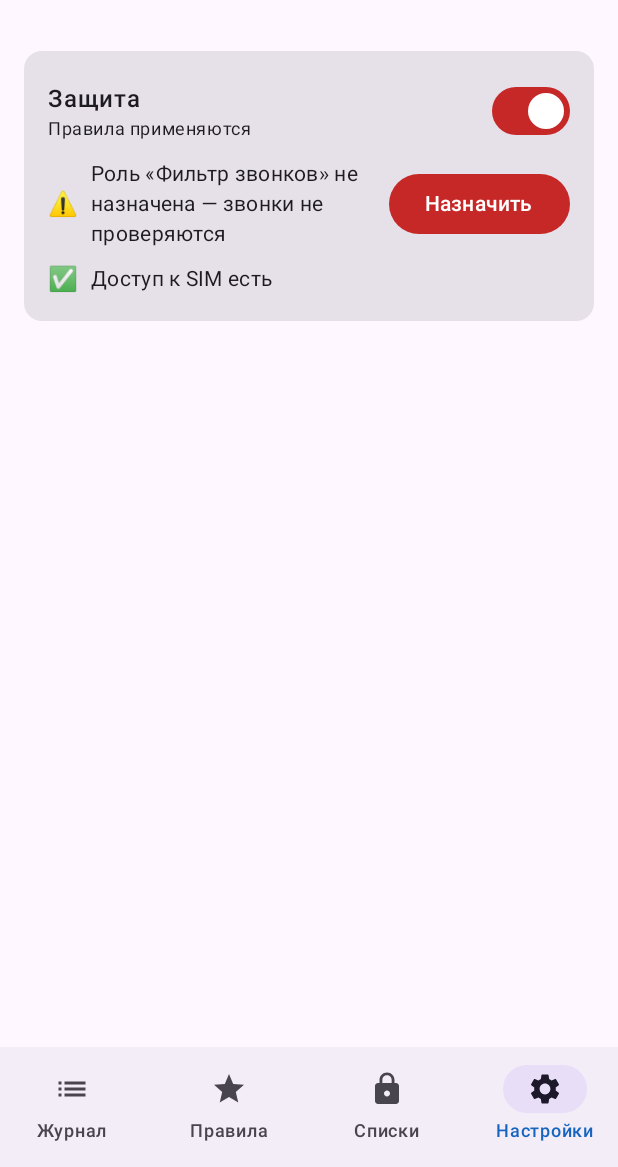
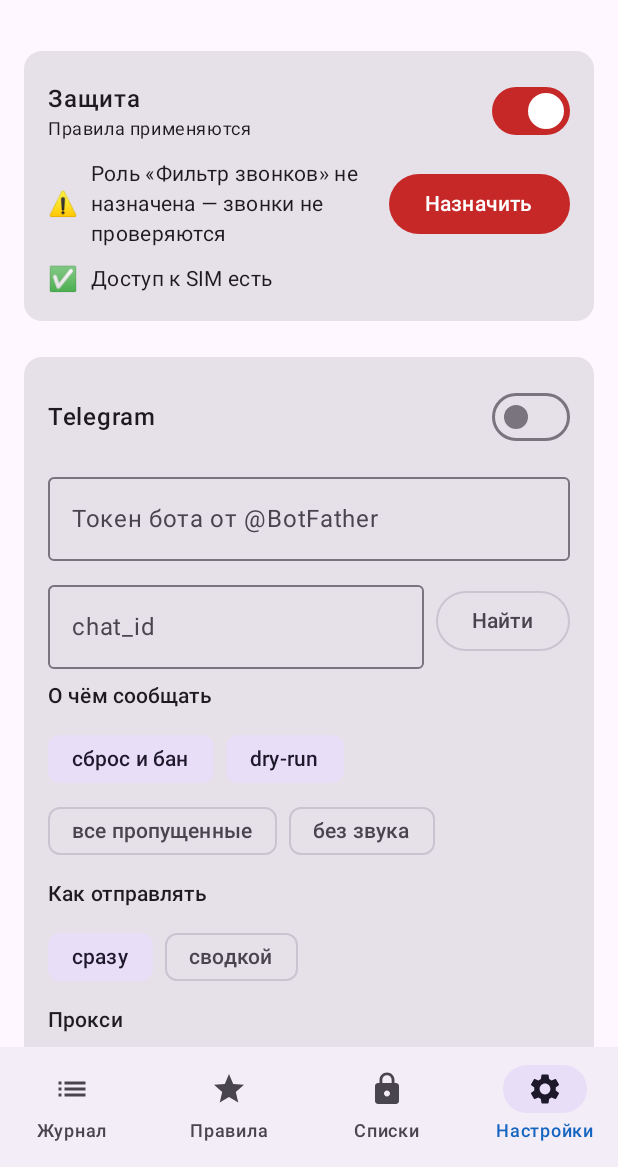
Before and after one commit to BlkDem/autoban, an Android app built with Jetpack Compose: the screen it shows after launch (MainActivity), item 4 of the bottom bar chosen, on a phone screen of 412 x 824 dp, the part 69-1236 px from its top. Run offline under Robolectric (Android 15) with nearby library versions, the phone set to English and light mode, and no system bars.

Commit message:
Stage 3: Telegram notifications
- Bot token encrypted with Android Keystore (AES-GCM), never bundled in APK
- chat_id discovery via getUpdates, test message, retry failed
- Instant or digest delivery through WorkManager with backoff, HTTP/SOCKS proxy
- Event filter: rejected/banned, dry-run, all allowed; silent mode

Co-Authored-By: Claude Opus 5.5 <noreply@anthropic.com>

```diff
--- a/app/build.gradle.kts
+++ b/app/build.gradle.kts
@@ -29,5 +29,6 @@ dependencies {
     implementation(libs.compose.material3)
     implementation(libs.compose.icons)
     implementation(libs.kotlinx.serialization.json)
+    implementation(libs.androidx.work)
     testImplementation(libs.junit)
 }
--- a/app/src/main/AndroidManifest.xml
+++ b/app/src/main/AndroidManifest.xml
@@ -2,6 +2,7 @@
 <manifest xmlns:android="http://schemas.android.com/apk/res/android">
 
     <uses-permission android:name="android.permission.READ_PHONE_STATE" />
+    <uses-permission android:name="android.permission.INTERNET" />
 
     <application
         android:name=".AutobanApp"
--- a/app/src/main/java/com/blkdem/autoban/AutobanApp.kt
+++ b/app/src/main/java/com/blkdem/autoban/AutobanApp.kt
@@ -5,12 +5,18 @@ import android.content.Context
 import com.blkdem.autoban.data.Repository
 import com.blkdem.autoban.data.Settings
 import com.blkdem.autoban.screening.ScreeningProcessor
+import com.blkdem.autoban.telegram.TelegramNotifier
+import com.blkdem.autoban.telegram.TelegramSettings
 
 class AutobanApp : Application() {
 
     val repository by lazy { Repository(this) }
     val settings by lazy { Settings(this) }
-    val processor by lazy { ScreeningProcessor(this, repository, settings) }
+    val telegramSettings by lazy { TelegramSettings(settings) }
+    val telegram by lazy { TelegramNotifier(this, repository, telegramSettings) }
+    val processor by lazy {
+        ScreeningProcessor(this, repository, settings).also { p -> p.addListener { telegram.onEvent(it) } }
+    }
 
     companion object {
         fun from(context: Context) = context.applicationContext as AutobanApp
--- a/app/src/main/java/com/blkdem/autoban/MainActivity.kt
+++ b/app/src/main/java/com/blkdem/autoban/MainActivity.kt
@@ -53,7 +53,9 @@ import com.blkdem.autoban.ui.ListsScreen
 import com.blkdem.autoban.ui.RuleEditor
 import com.blkdem.autoban.ui.RulesScreen
 import com.blkdem.autoban.ui.TesterDialog
+import com.blkdem.autoban.ui.JournalSettingsCard
 import com.blkdem.autoban.ui.StatusCard
+import com.blkdem.autoban.ui.TelegramCard
 import com.blkdem.autoban.ui.SystemStatus
 
 class MainActivity : ComponentActivity() {
@@ -151,6 +153,16 @@ class MainActivity : ComponentActivity() {
                         StatusCard(status, protection, ::requestRole,
                             { permRequest.launch(Manifest.permission.READ_PHONE_STATE) },
                             { app.settings.protectionEnabled = it })
+                        TelegramCard(
+                            app.telegramSettings,
+                            onSaved = { thread { app.telegram.schedule() } },
+                            onRetryFailed = { thread { app.repository.retryFailedTg(); app.telegram.schedule() } },
+                        )
+                        JournalSettingsCard(
+                            retentionDays = remember(settingsChanges) { app.settings.retentionDays },
+                            onRetention = { app.settings.retentionDays = it },
+                            onClear = { thread { app.repository.clearEvents() } },
+                        )
                     }
                 }
             }
--- /dev/null
+++ b/app/src/main/java/com/blkdem/autoban/telegram/TelegramSettings.kt
@@ -0,0 +1,76 @@
+package com.blkdem.autoban.telegram
+
+import com.blkdem.autoban.data.CallEvent
+import com.blkdem.autoban.data.Settings
+import com.blkdem.autoban.rules.Action
+
+/** Настройки Telegram. Токен хранится зашифрованным (см. [SecretStore]). */
+class TelegramSettings(private val settings: Settings) {
+    private val p get() = settings.raw
+
+    enum class Mode { INSTANT, DIGEST }
+
+    data class Snapshot(
+        val enabled: Boolean,
+        val token: String?,
+        val chatId: String,
+        val notifyRejected: Boolean,
+        val notifyDryRun: Boolean,
+        val notifyAllowed: Boolean,
+        val silent: Boolean,
+        val mode: Mode,
+        val digestMinutes: Int,
+        val proxy: TelegramClient.ProxyConfig,
+    ) {
+        val configured get() = !token.isNullOrBlank() && chatId.isNotBlank()
+
+        /** Нужно ли сообщать об этом событии. */
+        fun wants(e: CallEvent): Boolean = enabled && configured && when {
+            e.action != Action.ALLOW -> notifyRejected
+            e.dryRun != null -> notifyDryRun || notifyAllowed
+            else -> notifyAllowed
+        }
+
+        fun client() = TelegramClient(token!!, proxy)
+    }
+
+    fun snapshot() = Snapshot(
+        enabled = p.getBoolean("tg_enabled", false),
+        token = p.getString("tg_token", null)?.let(SecretStore::decrypt),
+        chatId = p.getString("tg_chat", "").orEmpty(),
+        notifyRejected = p.getBoolean("tg_rejected", true),
+        notifyDryRun = p.getBoolean("tg_dry", true),
+        notifyAllowed = p.getBoolean("tg_allowed", false),
+        silent = p.getBoolean("tg_silent", false),
+        mode = runCatching { Mode.valueOf(p.getString("tg_mode", "INSTANT")!!) }.getOrDefault(Mode.INSTANT),
+        digestMinutes = p.getInt("tg_digest_min", 30),
+        proxy = TelegramClient.ProxyConfig(
+            type = runCatching { TelegramClient.ProxyConfig.Type.valueOf(p.getString("tg_proxy_type", "NONE")!!) }
+                .getOrDefault(TelegramClient.ProxyConfig.Type.NONE),
+            host = p.getString("tg_proxy_host", "").orEmpty(),
+            port = p.getInt("tg_proxy_port", 1080),
+        ),
+    )
+
+    fun hasToken() = p.contains("tg_token")
+
+    fun save(s: Snapshot, newToken: String?) {
+        p.edit().apply {
+            putBoolean("tg_enabled", s.enabled)
+            if (newToken != null) {
+                if (newToken.isBlank()) remove("tg_token") else putString("tg_token", SecretStore.encrypt(newToken.trim()))
+            }
+            putString("tg_chat", s.chatId.trim())
+            putBoolean("tg_rejected", s.notifyRejected)
+            putBoolean("tg_dry", s.notifyDryRun)
+            putBoolean("tg_allowed", s.notifyAllowed)
+            putBoolean("tg_silent", s.silent)
+            putString("tg_mode", s.mode.name)
+            putInt("tg_digest_min", s.digestMinutes.coerceIn(5, 24 * 60))
+            putString("tg_proxy_type", s.proxy.type.name)
+            putString("tg_proxy_host", s.proxy.host.trim())
+            putInt("tg_proxy_port", s.proxy.port)
+        }.apply()
+        settings.notifyChanged()
+    }
+}
--- a/app/src/main/java/com/blkdem/autoban/ui/SettingsScreen.kt
+++ b/app/src/main/java/com/blkdem/autoban/ui/SettingsScreen.kt
@@ -12,6 +12,8 @@ import androidx.compose.material3.OutlinedButton
 import androidx.compose.material3.Switch
 import androidx.compose.material3.Text
 import androidx.compose.runtime.Composable
+import androidx.compose.runtime.getValue
+import androidx.compose.runtime.setValue
 import androidx.compose.ui.Alignment
 import androidx.compose.ui.Modifier
 import androidx.compose.ui.text.font.FontWeight
@@ -65,6 +67,34 @@ fun StatusCard(
 }
 
 @Composable
+fun JournalSettingsCard(retentionDays: Int, onRetention: (Int) -> Unit, onClear: () -> Unit, extra: @Composable () -> Unit = {}) {
+    var text by androidx.compose.runtime.remember(retentionDays) { androidx.compose.runtime.mutableStateOf(retentionDays.toString()) }
+    var confirm by androidx.compose.runtime.remember { androidx.compose.runtime.mutableStateOf(false) }
+    Card(Modifier.fillMaxWidth().padding(horizontal = 16.dp, vertical = 8.dp)) {
+        Column(Modifier.padding(16.dp), verticalArrangement = Arrangement.spacedBy(8.dp)) {
+            Text("Журнал", fontWeight = FontWeight.SemiBold)
+            Row(verticalAlignment = Alignment.CenterVertically, horizontalArrangement = Arrangement.spacedBy(8.dp)) {
+                androidx.compose.material3.OutlinedTextField(
+                    text, { t -> text = t.filter(Char::isDigit).take(4); text.toIntOrNull()?.let(onRetention) },
+                    label = { Text("Хранить, дней (0 — всегда)") }, singleLine = true, modifier = Modifier.weight(1f),
+                )
+                OutlinedButton(onClick = { confirm = true }) { Text("Очистить") }
+            }
+            extra()
+        }
+    }
+    if (confirm) {
+        androidx.compose.material3.AlertDialog(
+            onDismissRequest = { confirm = false },
+            title = { Text("Очистить журнал?") },
+            text = { Text("Списки и правила останутся.") },
+            confirmButton = { androidx.compose.material3.TextButton({ confirm = false; onClear() }) { Text("Очистить") } },
+            dismissButton = { androidx.compose.material3.TextButton({ confirm = false }) { Text("Отмена") } },
+        )
+    }
+}
+
+@Composable
 private fun StatusLine(ok: Boolean, text: String, action: String?, onAction: () -> Unit) {
     Row(verticalAlignment = Alignment.CenterVertically, horizontalArrangement = Arrangement.spacedBy(8.dp)) {
         Text(if (ok) "✅" else "⚠️")
--- /dev/null
+++ b/app/src/main/java/com/blkdem/autoban/ui/TelegramCard.kt
@@ -0,0 +1,153 @@
+package com.blkdem.autoban.ui
+
+import androidx.compose.foundation.layout.Arrangement
+import androidx.compose.foundation.layout.Column
+import androidx.compose.foundation.layout.ExperimentalLayoutApi
+import androidx.compose.foundation.layout.FlowRow
+import androidx.compose.foundation.layout.Row
+import androidx.compose.foundation.layout.fillMaxWidth
+import androidx.compose.foundation.layout.padding
+import androidx.compose.foundation.text.KeyboardOptions
+import androidx.compose.material3.Button
+import androidx.compose.material3.Card
+import androidx.compose.material3.FilterChip
+import androidx.compose.material3.MaterialTheme
+import androidx.compose.material3.OutlinedButton
+import androidx.compose.material3.OutlinedTextField
+import androidx.compose.material3.Switch
+import androidx.compose.material3.Text
+import androidx.compose.runtime.Composable
+import androidx.compose.runtime.getValue
+import androidx.compose.runtime.mutableStateOf
+import androidx.compose.runtime.remember
+import androidx.compose.runtime.rememberCoroutineScope
+import androidx.compose.runtime.setValue
+import androidx.compose.ui.Alignment
+import androidx.compose.ui.Modifier
+import androidx.compose.ui.text.font.FontWeight
+import androidx.compose.ui.text.input.KeyboardType
+import androidx.compose.ui.text.input.PasswordVisualTransformation
+import androidx.compose.ui.unit.dp
+import com.blkdem.autoban.telegram.TelegramClient
+import com.blkdem.autoban.telegram.TelegramFormat
+import com.blkdem.autoban.telegram.TelegramSettings
+import kotlinx.coroutines.Dispatchers
+import kotlinx.coroutines.launch
+import kotlinx.coroutines.withContext
+
+@OptIn(ExperimentalLayoutApi::class)
+@Composable
+fun TelegramCard(settings: TelegramSettings, onSaved: () -> Unit, onRetryFailed: () -> Unit) {
+    val initial = remember { settings.snapshot() }
+    var s by remember { mutableStateOf(initial) }
+    var token by remember { mutableStateOf("") }
+    var hasToken by remember { mutableStateOf(settings.hasToken()) }
+    var portText by remember { mutableStateOf(initial.proxy.port.toString()) }
+    var digestText by remember { mutableStateOf(initial.digestMinutes.toString()) }
+    var status by remember { mutableStateOf<String?>(null) }
+    val scope = rememberCoroutineScope()
+
+    fun current() = s.copy(
+        token = token.ifBlank { s.token },
+        proxy = s.proxy.copy(port = portText.toIntOrNull() ?: 0),
+        digestMinutes = digestText.toIntOrNull() ?: 30,
+    )
+
+    fun runNet(label: String, block: (TelegramSettings.Snapshot) -> String) {
+        val snap = current()
+        if (snap.token.isNullOrBlank()) { status = "Сначала укажите токен"; return }
+        status = "$label…"
+        scope.launch {
+            status = withContext(Dispatchers.IO) {
+                try { block(snap) } catch (e: TelegramClient.TelegramException) { "Ошибка: ${e.message}" }
+            }
+        }
+    }
+
+    Card(Modifier.fillMaxWidth().padding(horizontal = 16.dp, vertical = 8.dp)) {
+        Column(Modifier.padding(16.dp), verticalArrangement = Arrangement.spacedBy(8.dp)) {
+            Row(verticalAlignment = Alignment.CenterVertically) {
+                Text("Telegram", fontWeight = FontWeight.SemiBold, modifier = Modifier.weight(1f))
+                Switch(s.enabled, { s = s.copy(enabled = it) })
+            }
+            OutlinedTextField(
+                token, { token = it.trim() }, singleLine = true, modifier = Modifier.fillMaxWidth(),
+                label = { Text(if (hasToken) "Токен бота (сохранён; ввести новый)" else "Токен бота от @BotFather") },
+                visualTransformation = PasswordVisualTransformation(),
+            )
+            Row(verticalAlignment = Alignment.CenterVertically, horizontalArrangement = Arrangement.spacedBy(8.dp)) {
+                OutlinedTextField(
+                    s.chatId, { s = s.copy(chatId = it.trim()) }, singleLine = true, modifier = Modifier.weight(1f),
+                    label = { Text("chat_id") },
+                )
+                OutlinedButton(onClick = {
+                    runNet("Ищу чаты") { snap ->
+                        val chats = snap.client().recentChats()
+                        if (chats.isEmpty()) "Чатов не найдено: напишите боту любое сообщение и повторите"
+                        else {
+                            s = s.copy(chatId = chats.first().id.toString())
+                            "Найдено: " + chats.joinToString { "${it.title} (${it.id})" }
+                        }
+                    }
+                }) { Text("Найти") }
+            }
+            Text("О чём сообщать", style = MaterialTheme.typography.labelLarge)
+            FlowRow(horizontalArrangement = Arrangement.spacedBy(8.dp)) {
+                FilterChip(s.notifyRejected, { s = s.copy(notifyRejected = !s.notifyRejected) }, label = { Text("сброс и бан") })
+                FilterChip(s.notifyDryRun, { s = s.copy(notifyDryRun = !s.notifyDryRun) }, label = { Text("dry-run") })
+                FilterChip(s.notifyAllowed, { s = s.copy(notifyAllowed = !s.notifyAllowed) }, label = { Text("все пропущенные") })
+                FilterChip(s.silent, { s = s.copy(silent = !s.silent) }, label = { Text("без звука") })
+            }
+            Text("Как отправлять", style = MaterialTheme.typography.labelLarge)
+            Row(verticalAlignment = Alignment.CenterVertically, horizontalArrangement = Arrangement.spacedBy(8.dp)) {
+                FilterChip(s.mode == TelegramSettings.Mode.INSTANT, { s = s.copy(mode = TelegramSettings.Mode.INSTANT) }, label = { Text("сразу") })
+                FilterChip(s.mode == TelegramSettings.Mode.DIGEST, { s = s.copy(mode = TelegramSettings.Mode.DIGEST) }, label = { Text("сводкой") })
+                if (s.mode == TelegramSettings.Mode.DIGEST) {
+                    OutlinedTextField(
+                        digestText, { digestText = it.filter(Char::isDigit).take(4) }, singleLine = true,
+                        label = { Text("раз в, мин") }, modifier = Modifier.weight(1f),
+                        keyboardOptions = KeyboardOptions(keyboardType = KeyboardType.Number),
+                    )
+                }
+            }
+            Text("Прокси", style = MaterialTheme.typography.labelLarge)
+            Row(horizontalArrangement = Arrangement.spacedBy(8.dp)) {
+                TelegramClient.ProxyConfig.Type.entries.forEach { t ->
+                    FilterChip(s.proxy.type == t, { s = s.copy(proxy = s.proxy.copy(type = t)) },
+                        label = { Text(when (t) { TelegramClient.ProxyConfig.Type.NONE -> "нет"; TelegramClient.ProxyConfig.Type.HTTP -> "HTTP"; else -> "SOCKS5" }) })
+                }
+            }
+            if (s.proxy.type != TelegramClient.ProxyConfig.Type.NONE) {
+                Row(horizontalArrangement = Arrangement.spacedBy(8.dp)) {
+                    OutlinedTextField(s.proxy.host, { s = s.copy(proxy = s.proxy.copy(host = it.trim())) }, singleLine = true,
+                        label = { Text("Хост") }, modifier = Modifier.weight(2f))
+                    OutlinedTextField(portText, { portText = it.filter(Char::isDigit).take(5) }, singleLine = true,
+                        label = { Text("Порт") }, modifier = Modifier.weight(1f),
+                        keyboardOptions = KeyboardOptions(keyboardType = KeyboardType.Number))
+                }
+            }
+            FlowRow(horizontalArrangement = Arrangement.spacedBy(8.dp)) {
+                Button(onClick = {
+                    val snap = current()
+                    settings.save(snap, token.ifBlank { null })
+                    if (token.isNotBlank()) hasToken = true
+                    token = ""
+                    s = settings.snapshot()
+                    status = "Сохранено"
+                    onSaved()
+                }) { Text("Сохранить") }
+                OutlinedButton(onClick = {
+                    runNet("Отправляю") { snap ->
+                        if (snap.chatId.isBlank()) "Укажите chat_id"
+                        else {
+                            snap.client().sendMessage(snap.chatId, "✅ <b>Autoban</b>: связь с ботом работает\n" + TelegramFormat.escape(fmtFull(System.currentTimeMillis())), silent = true)
+                            "Тестовое сообщение отправлено"
+                        }
+                    }
+                }) { Text("Тест") }
+                OutlinedButton(onClick = { onRetryFailed(); status = "Неотправленные поставлены в очередь" }) { Text("Повторить ошибки") }
+            }
+            status?.let { Text(it, style = MaterialTheme.typography.bodySmall) }
+        }
+    }
+}
--- a/gradle/libs.versions.toml
+++ b/gradle/libs.versions.toml
@@ -5,6 +5,7 @@ composeBom = "2025.01.00"
 activityCompose = "1.9.3"
 coreKtx = "1.15.0"
 serialization = "1.7.3"
+work = "2.10.0"
 
 [libraries]
 androidx-core-ktx = { module = "androidx.core:core-ktx", version.ref = "coreKtx" }
@@ -14,6 +15,7 @@ compose-material3 = { module = "androidx.compose.material3:material3" }
 compose-ui = { module = "androidx.compose.ui:ui" }
 compose-icons = { module = "androidx.compose.material:material-icons-core" }
 kotlinx-serialization-json = { module = "org.jetbrains.kotlinx:kotlinx-serialization-json", version.ref = "serialization" }
+androidx-work = { module = "androidx.work:work-runtime-ktx", version.ref = "work" }
 junit = { module = "junit:junit", version = "4.13.2" }
 
 [plugins]
```
Also changed, not shown: app/src/main/java/com/blkdem/autoban/data/Repository.kt (+7 -0 lines), app/src/main/java/com/blkdem/autoban/telegram/SecretStore.kt (added, +46 -0 lines), app/src/main/java/com/blkdem/autoban/telegram/TelegramClient.kt (added, +88 -0 lines), app/src/main/java/com/blkdem/autoban/telegram/TelegramFormat.kt (added, +69 -0 lines), app/src/main/java/com/blkdem/autoban/telegram/TelegramNotifier.kt (added, +86 -0 lines), 2 other files.
